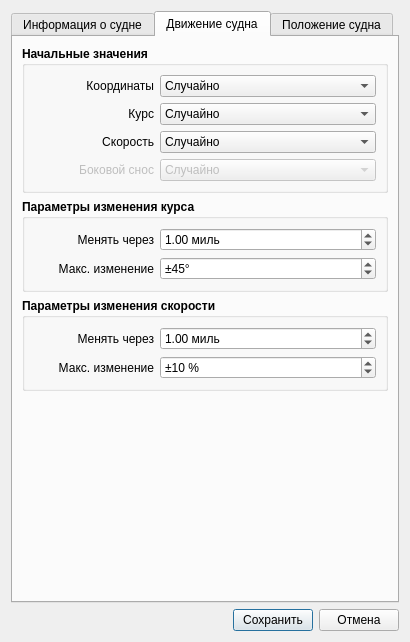
First picture: the form in Emulator_test/sv_vesseleditor.ui, repository breton75/R_Card_test, before the edit.
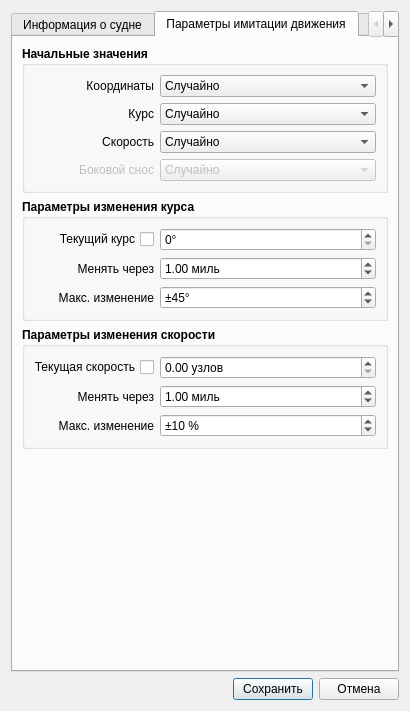
Second picture: the form after the edit. The open tabs and pages were chosen to show the change.

```diff
--- a/Emulator_test/sv_vesseleditor.ui
+++ b/Emulator_test/sv_vesseleditor.ui
@@ -7,7 +7,7 @@
     <x>0</x>
     <y>0</y>
     <width>400</width>
-    <height>607</height>
+    <height>668</height>
    </rect>
   </property>
   <property name="windowTitle">
@@ -16,6 +16,9 @@
   <layout class="QVBoxLayout" name="verticalLayout_10">
    <item>
     <widget class="QTabWidget" name="tabWidget">
+     <property name="tabPosition">
+      <enum>QTabWidget::North</enum>
+     </property>
      <property name="currentIndex">
       <number>1</number>
      </property>
@@ -23,7 +26,79 @@
       <attribute name="title">
        <string>Информация о судне</string>
       </attribute>
-      <layout class="QVBoxLayout" name="verticalLayout_9">
+      <layout class="QVBoxLayout" name="verticalLayout_6">
+       <item>
+        <widget class="QGroupBox" name="gbVoyageData_2">
+         <property name="sizePolicy">
+          <sizepolicy hsizetype="Preferred" vsizetype="Fixed">
+           <horstretch>0</horstretch>
+           <verstretch>0</verstretch>
+          </sizepolicy>
+         </property>
+         <property name="font">
+          <font>
+           <weight>75</weight>
+           <bold>true</bold>
+          </font>
+         </property>
+         <property name="title">
+          <string>Навигационный статус</string>
+         </property>
+         <property name="flat">
+          <bool>false</bool>
+         </property>
+         <layout class="QVBoxLayout" name="verticalLayout_5">
+          <item>
+           <layout class="QHBoxLayout" name="horizontalLayout_21">
+            <item>
+             <widget class="QLabel" name="lblDevName_16">
+              <property name="sizePolicy">
+               <sizepolicy hsizetype="Fixed" vsizetype="Preferred">
+                <horstretch>0</horstretch>
+                <verstretch>0</verstretch>
+               </sizepolicy>
+              </property>
+              <property name="minimumSize">
+               <size>
+                <width>100</width>
+                <height>0</height>
+               </size>
+              </property>
+              <property name="maximumSize">
+               <size>
+                <width>100</width>
+                <height>16777215</height>
+               </size>
+              </property>
+              <property name="font">
+               <font>
+                <weight>50</weight>
+                <bold>false</bold>
+               </font>
+              </property>
+              <property name="text">
+               <string>Навигац. статус</string>
+              </property>
+              <property name="alignment">
+               <set>Qt::AlignRight|Qt::AlignTrailing|Qt::AlignVCenter</set>
+              </property>
+             </widget>
+            </item>
+            <item>
+             <widget class="QComboBox" name="cbNavStatus">
+              <property name="font">
+               <font>
+                <weight>50</weight>
+                <bold>false</bold>
+               </font>
+              </property>
+             </widget>
+            </item>
+           </layout>
+          </item>
+         </layout>
+        </widget>
+       </item>
        <item>
         <widget class="QGroupBox" name="gbStaticData">
          <property name="font">
@@ -1081,7 +1156,7 @@
      </widget>
      <widget class="QWidget" name="tabMotionParams">
       <attribute name="title">
-       <string>Движение судна</string>
+       <string>Параметры имитации движения</string>
       </attribute>
       <layout class="QVBoxLayout" name="verticalLayout_11">
        <item>
@@ -1348,7 +1423,55 @@
          <property name="title">
           <string>Параметры изменения курса</string>
          </property>
-         <layout class="QVBoxLayout" name="verticalLayout_5">
+         <layout class="QVBoxLayout" name="verticalLayout_8">
+          <item>
+           <layout class="QHBoxLayout" name="horizontalLayout_7">
+            <item>
+             <widget class="QCheckBox" name="checkFixCurrentCourse">
+              <property name="minimumSize">
+               <size>
+                <width>120</width>
+                <height>0</height>
+               </size>
+              </property>
+              <property name="maximumSize">
+               <size>
+                <width>120</width>
+                <height>16777215</height>
+               </size>
+              </property>
+              <property name="font">
+               <font>
+                <weight>50</weight>
+                <bold>false</bold>
+               </font>
+              </property>
+              <property name="layoutDirection">
+               <enum>Qt::RightToLeft</enum>
+              </property>
+              <property name="text">
+               <string>Текущий курс</string>
+              </property>
+             </widget>
+            </item>
+            <item>
+             <widget class="QSpinBox" name="spinCurrentCourse">
+              <property name="font">
+               <font>
+                <weight>50</weight>
+                <bold>false</bold>
+               </font>
+              </property>
+              <property name="suffix">
+               <string>°</string>
+              </property>
+              <property name="maximum">
+               <number>359</number>
+              </property>
+             </widget>
+            </item>
+           </layout>
+          </item>
           <item>
            <layout class="QHBoxLayout" name="horizontalLayout_8">
             <item>
@@ -1468,7 +1591,55 @@
          <property name="title">
           <string>Параметры изменения скорости</string>
          </property>
-         <layout class="QVBoxLayout" name="verticalLayout_6">
+         <layout class="QVBoxLayout" name="verticalLayout_9">
+          <item>
+           <layout class="QHBoxLayout" name="horizontalLayout_19">
+            <item>
+             <widget class="QCheckBox" name="checkFixCurrentSpeed">
+              <property name="minimumSize">
+               <size>
+                <width>120</width>
+                <height>0</height>
+               </size>
+              </property>
+              <property name="maximumSize">
+               <size>
+                <width>120</width>
+                <height>16777215</height>
+               </size>
+              </property>
+              <property name="font">
+               <font>
+                <weight>50</weight>
+                <bold>false</bold>
+               </font>
+              </property>
+              <property name="layoutDirection">
+               <enum>Qt::RightToLeft</enum>
+              </property>
+              <property name="text">
+               <string>Текущая скорость</string>
+              </property>
+             </widget>
+            </item>
+            <item>
+             <widget class="QDoubleSpinBox" name="dspinCurrentSpeed">
+              <property name="font">
+               <font>
+                <weight>50</weight>
+                <bold>false</bold>
+               </font>
+              </property>
+              <property name="suffix">
+               <string> узлов</string>
+              </property>
+              <property name="maximum">
+               <double>30.000000000000000</double>
+              </property>
+             </widget>
+            </item>
+           </layout>
+          </item>
           <item>
            <layout class="QHBoxLayout" name="horizontalLayout_10">
             <item>
```
Left out of the diff: 2 changed lines with no effect on the pictures.
